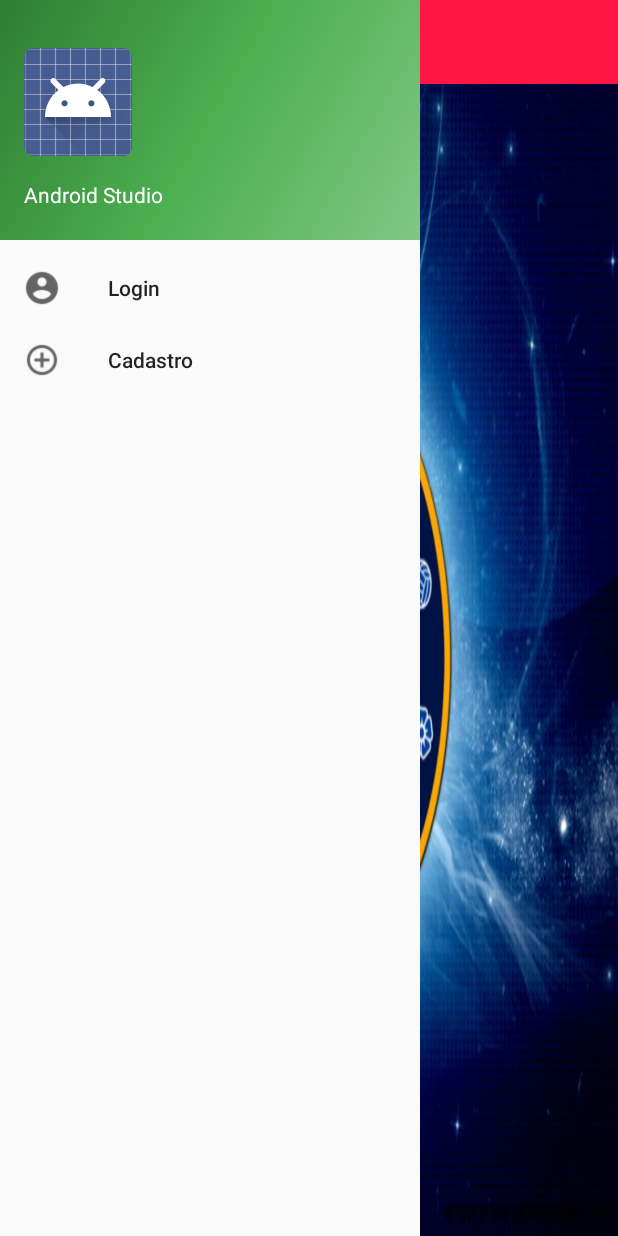
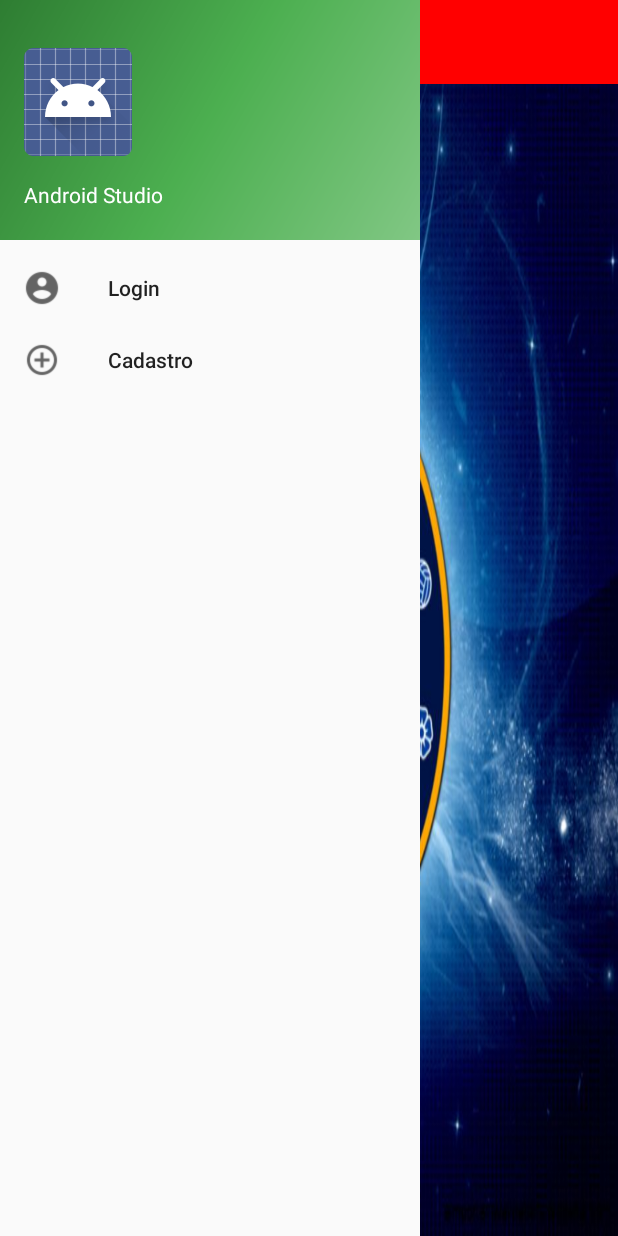
Before and after one commit to claranobre/Meu-Socio, an Android app: the FeedNoticias screen opened directly, with no data from a screen before it, on a phone screen of 412 x 824 dp. Run offline under Robolectric (Android 15) with nearby library versions, the phone set to English and light mode, and no system bars; 1 statement that could not run was skipped.

Commit message:
Ajeitando uma cor

```diff
--- a/MeuSocio/app/src/main/res/values/colors.xml
+++ b/MeuSocio/app/src/main/res/values/colors.xml
@@ -1,6 +1,6 @@
 <?xml version="1.0" encoding="utf-8"?>
 <resources>
-    <color name="colorPrimary">#ff1744</color>
+    <color name="colorPrimary">#ff0000</color>
     <color name="colorPrimaryDark">#b71c1c</color>
     <color name="colorAccent">#ff1717</color>
 </resources>
```
